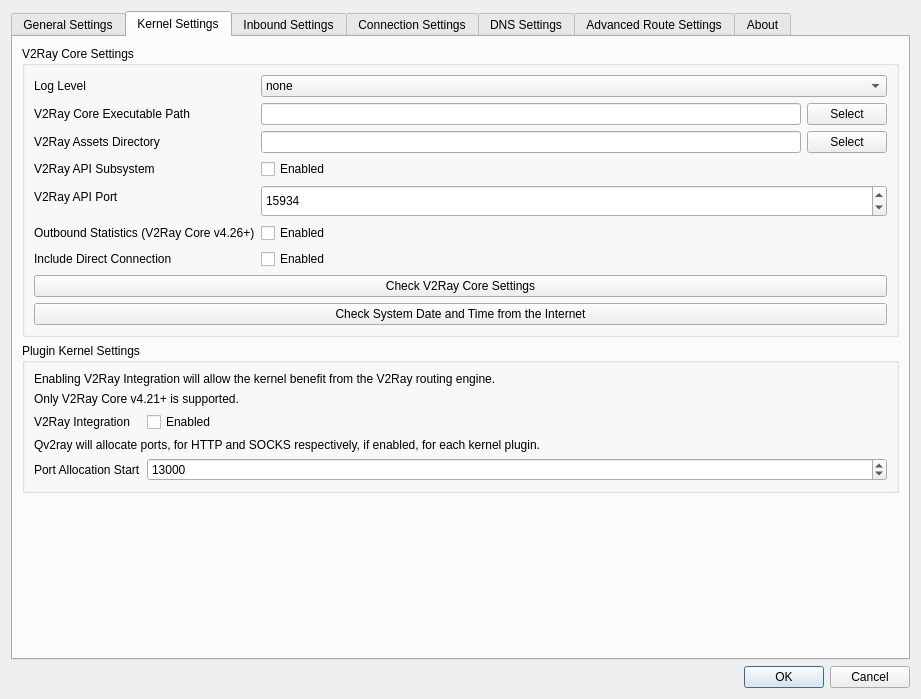
This is src/ui/widgets/windows/w_PreferencesWindow.ui in Qv2ray/Qv2ray as Qt 5 draws it before an edit. The edited form follows.
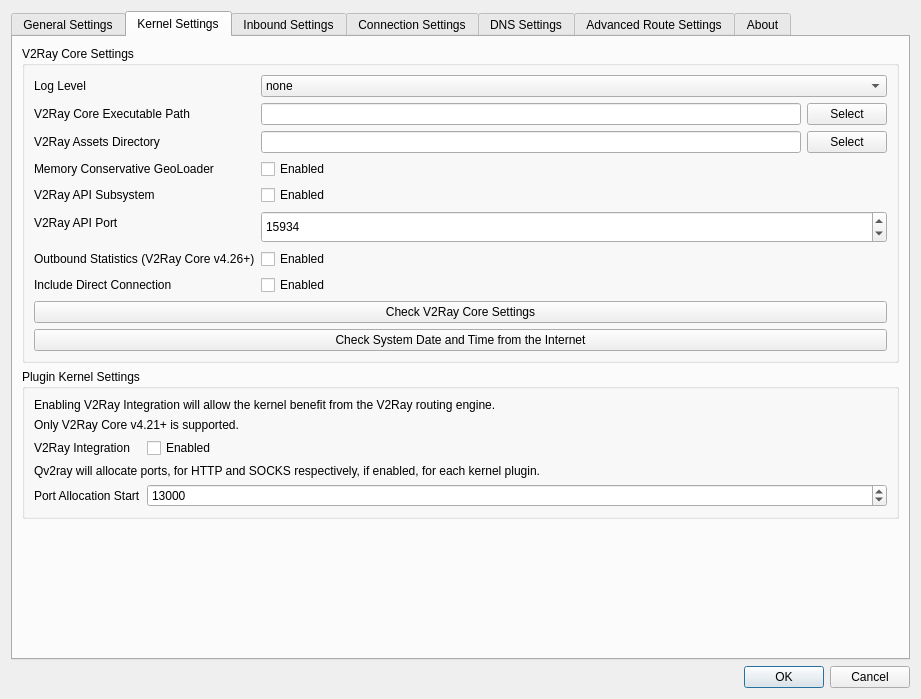
This is the edited form. The open tabs and pages were chosen to show the change. Icons and pictures are not drawn.

Commit message: mem-conservative geoloader

```diff
--- a/src/ui/widgets/windows/w_PreferencesWindow.ui
+++ b/src/ui/widgets/windows/w_PreferencesWindow.ui
@@ -803,14 +803,14 @@
             </item>
            </layout>
           </item>
-          <item row="7" column="0" colspan="2">
+          <item row="8" column="0" colspan="2">
            <widget class="QPushButton" name="checkVCoreSettings">
             <property name="text">
              <string>Check V2Ray Core Settings</string>
             </property>
            </widget>
           </item>
-          <item row="8" column="0" colspan="2">
+          <item row="9" column="0" colspan="2">
            <widget class="QPushButton" name="pushButton">
             <property name="text">
              <string>Check System Date and Time from the Internet</string>
@@ -818,6 +818,23 @@
            </widget>
           </item>
           <item row="3" column="0">
+           <widget class="QLabel" name="label_85">
+            <property name="text">
+             <string>Memory Conservative GeoLoader</string>
+            </property>
+            <property name="textFormat">
+             <enum>Qt::PlainText</enum>
+            </property>
+           </widget>
+          </item>
+          <item row="3" column="1">
+           <widget class="QCheckBox" name="useMemConservativeGeoLoaderCB">
+            <property name="text">
+             <string>Enabled</string>
+            </property>
+           </widget>
+          </item>
+          <item row="4" column="0">
            <widget class="QLabel" name="label_68">
             <property name="text">
              <string>V2Ray API Subsystem</string>
@@ -827,14 +844,14 @@
             </property>
            </widget>
           </item>
-          <item row="3" column="1">
+          <item row="4" column="1">
            <widget class="QCheckBox" name="enableAPI">
             <property name="text">
              <string>Enabled</string>
             </property>
            </widget>
           </item>
-          <item row="4" column="0">
+          <item row="5" column="0">
            <widget class="QLabel" name="label_8">
             <property name="text">
              <string>V2Ray API Port</string>
@@ -844,7 +861,7 @@
             </property>
            </widget>
           </item>
-          <item row="4" column="1">
+          <item row="5" column="1">
            <widget class="QSpinBox" name="statsPortBox">
             <property name="minimumSize">
              <size>
@@ -863,14 +880,14 @@
             </property>
            </widget>
           </item>
-          <item row="5" column="0">
+          <item row="6" column="0">
            <widget class="QLabel" name="label_37">
             <property name="text">
              <string>Outbound Statistics (V2Ray Core v4.26+)</string>
             </property>
            </widget>
           </item>
-          <item row="5" column="1">
+          <item row="6" column="1">
            <widget class="QCheckBox" name="V2RayOutboundStatsCB">
             <property name="toolTip">
              <string>Currently:
@@ -883,14 +900,14 @@
             </property>
            </widget>
           </item>
-          <item row="6" column="0">
+          <item row="7" column="0">
            <widget class="QLabel" name="label_31">
             <property name="text">
              <string>Include Direct Connection</string>
             </property>
            </widget>
           </item>
-          <item row="6" column="1">
+          <item row="7" column="1">
            <widget class="QCheckBox" name="hasDirectStatisticsCB">
             <property name="text">
              <string>Enabled</string>
```
The commit also changes 5 other files.
